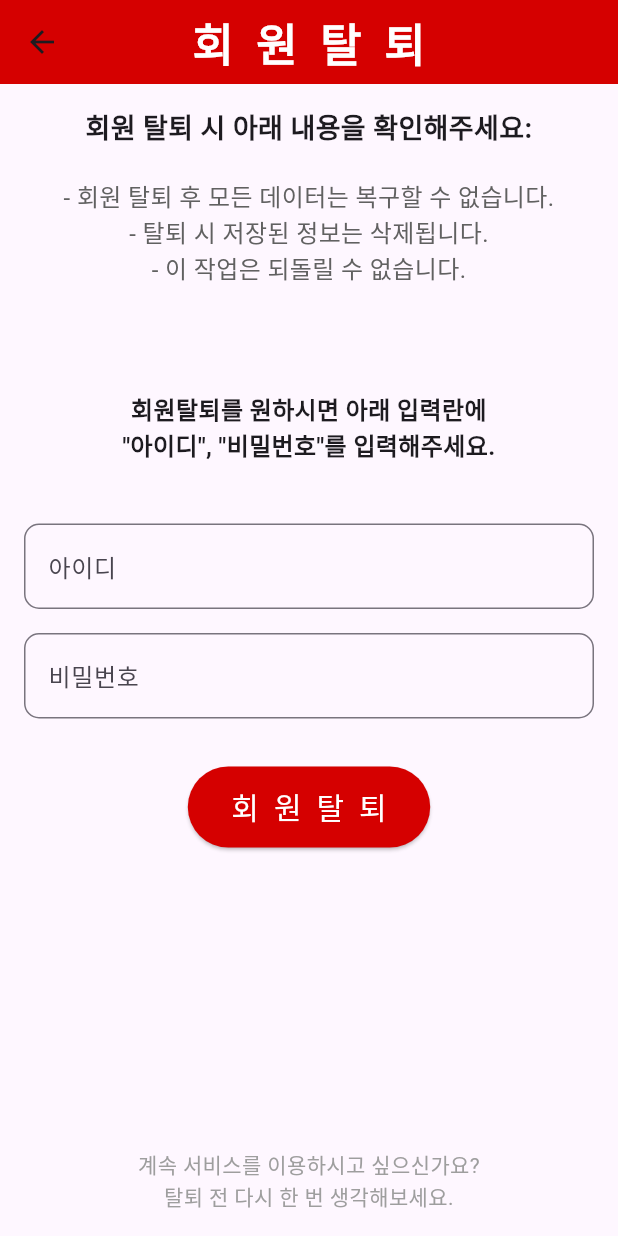
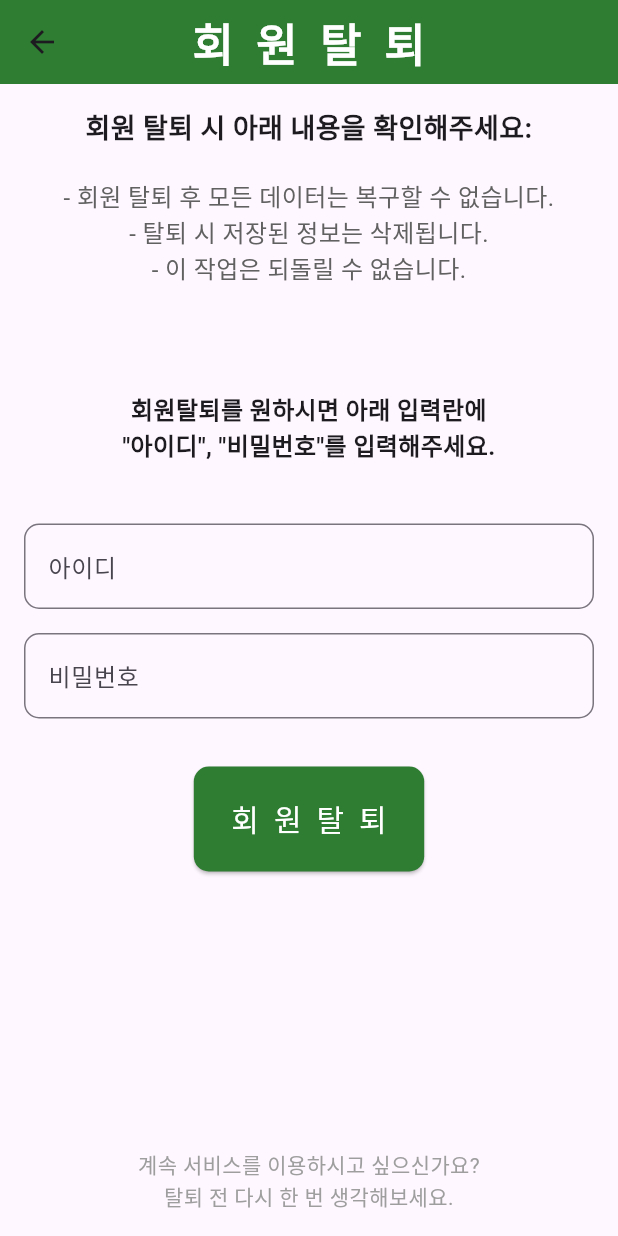
Before and after one commit to jsebal2/2024-SMHRD-IS-IoT-1-PM, a Flutter app: the Delete screen opened directly, on a phone screen of 412 x 824 dp. Run offline on Flutter 3.47's test engine with Material 3 defaults, Android fonts, the phone set to English and light mode, and no system bars; our stand-ins replace dio, flutter_secure_storage, table_calendar; missing offline and left inert: pm_project; accounts and stored records are empty; network calls fail; Roboto replaces fonts that are missing (머니그라피, 산토끼, 을지로); statements that could not run were skipped; project files that could hold a hidden picture were left out.

Commit message:
24.12.10 다영

```diff
--- a/lib/Diary/Calendar.dart
+++ b/lib/Diary/Calendar.dart
@@ -161,9 +161,9 @@ class _CalendarState extends State<Calendar> {
   Widget build(BuildContext context) {
     return Scaffold(
       resizeToAvoidBottomInset: true,
-      backgroundColor: Colors.lime.shade50,
+      backgroundColor: Colors.white,
       appBar: AppBar(
-        backgroundColor: Colors.lime.shade50,
+        backgroundColor: Colors.white,
         toolbarHeight: 20,),
       body: Column(
         crossAxisAlignment: CrossAxisAlignment.start,
--- a/lib/user/Delete.dart
+++ b/lib/user/Delete.dart
@@ -21,8 +21,8 @@ class _DeleteState extends State<Delete> {
       appBar: AppBar(
         title: Text('회원탈퇴',
           style: TextStyle(
-            fontFamily: '을지로',fontSize: 30,fontWeight: FontWeight.bold,color: Colors.white,letterSpacing: 15),),
-        backgroundColor: Colors.redAccent.shade700,
+            fontFamily: '산토끼',fontSize: 30,fontWeight: FontWeight.bold,color: Colors.white,letterSpacing: 15),),
+        backgroundColor: Colors.green.shade800,
         centerTitle: true,
       ),
       body: Padding(
@@ -63,7 +63,7 @@ class _DeleteState extends State<Delete> {
                   borderRadius: BorderRadius.circular(10)
                 ),
                 focusedBorder: OutlineInputBorder(
-                  borderSide: BorderSide(color: Colors.redAccent.shade200),
+                  borderSide: BorderSide(color: Colors.green.shade800),
                 )
               ),
             ),
@@ -78,7 +78,7 @@ class _DeleteState extends State<Delete> {
                   borderRadius: BorderRadius.circular(10)
                 ),
                 focusedBorder: OutlineInputBorder(
-                  borderSide: BorderSide(color: Colors.redAccent.shade200),
+                  borderSide: BorderSide(color: Colors.green.shade800),
               ),
             ),
             ),
@@ -113,11 +113,14 @@ class _DeleteState extends State<Delete> {
 
               },
               style: ElevatedButton.styleFrom(
-                backgroundColor: Colors.redAccent.shade700,
-                padding: EdgeInsets.symmetric(vertical: 12, horizontal: 24),
+                backgroundColor: Colors.green.shade800,
+                  padding: EdgeInsets.all(20),
+                  shape: RoundedRectangleBorder(
+                    borderRadius: BorderRadius.circular(10),
+                  ),
                 textStyle: TextStyle(fontSize: 18),
               ),
-              child: Text('회원탈퇴', style: TextStyle(fontFamily: '을지로', fontSize: 20, color: Colors.white, letterSpacing: 10),),
+              child: Text('회원탈퇴', style: TextStyle(fontFamily: '머니그라피',fontSize: 20,color: Colors.white,letterSpacing: 10),),
             ),
             Spacer(),
 
```
Also changed, not shown: lib/mainPage/MainPage.dart (+32 -27 lines), lib/user/mypage.dart (+6 -6 lines).
